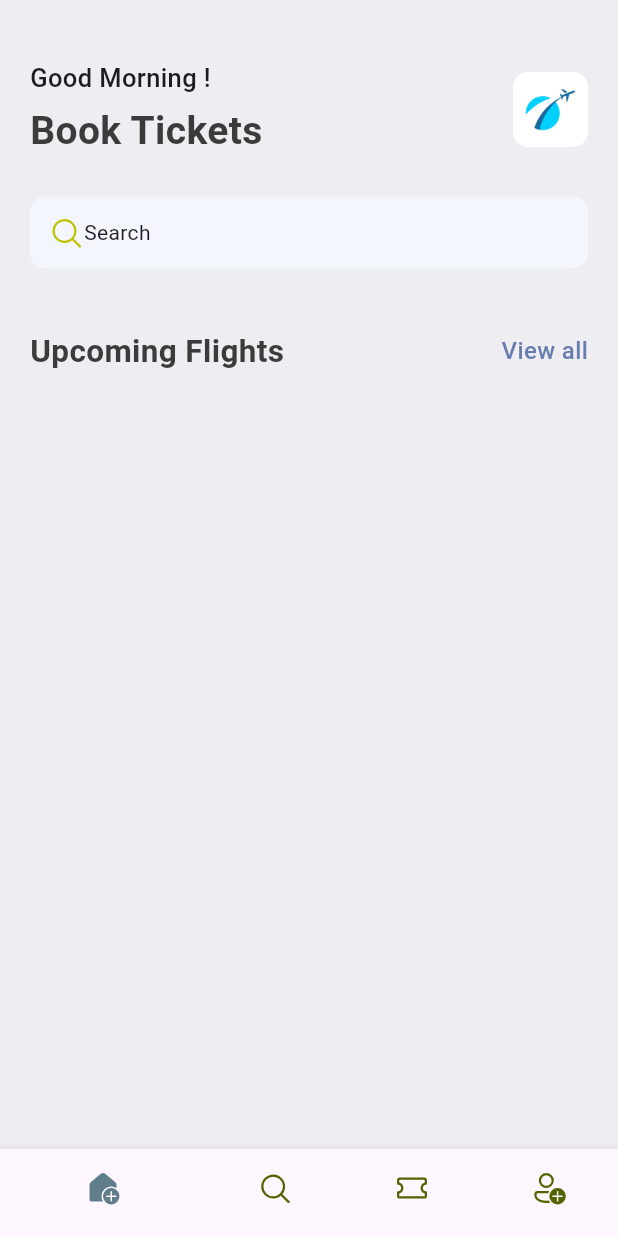
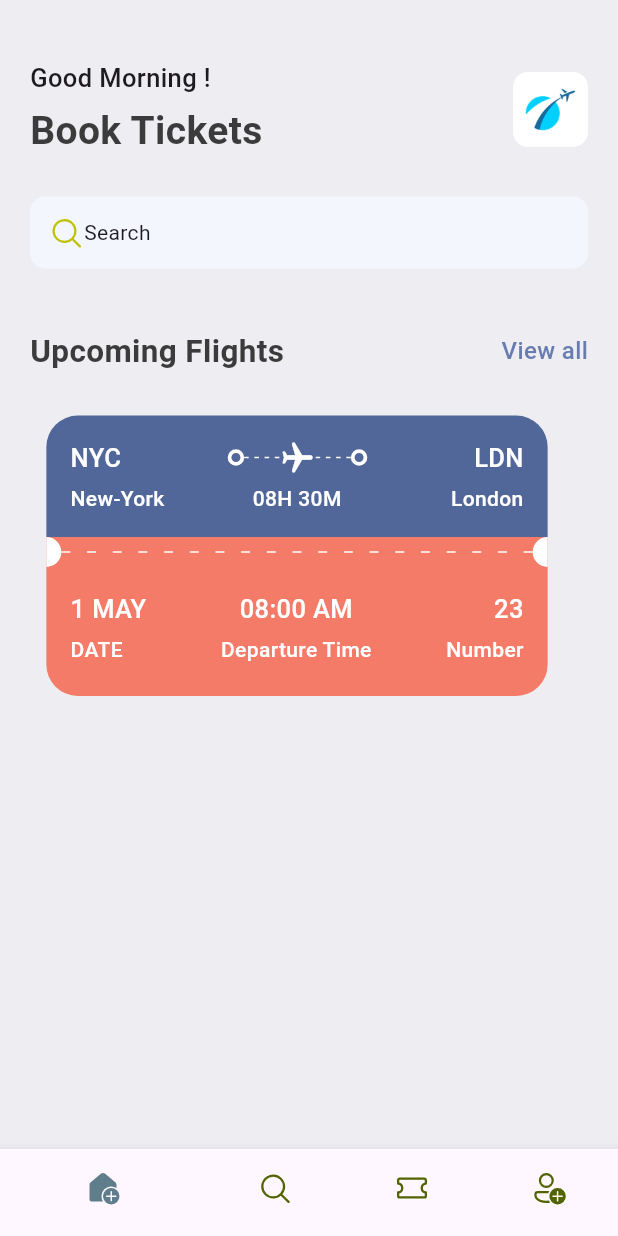
Before and after one commit to Thejandeera/ticket-app-tutorial, a Flutter app: the screen it shows after launch, on a phone screen of 412 x 824 dp. Run offline on Flutter 3.47's test engine with Material 3 defaults, Android fonts, the phone set to English and light mode, and no system bars; our stand-ins replace fluentui_icons.

Commit message:
finished ticket layout

```diff
--- a/lib/base/res/styles/app_styles.dart
+++ b/lib/base/res/styles/app_styles.dart
@@ -6,6 +6,8 @@ class AppStyles {
   static Color primaryColor = primary;
   static Color textColor = const Color(0xFF3b3b3b);
   static Color bgColor = Color(0xFFeeedf2);
+  static Color ticketBlue = const Color(0xFF526799);
+  static Color ticketOrange = const Color(0xFFF37B67);
 
   static TextStyle textStyle = TextStyle(
     fontSize: 16,
@@ -29,4 +31,9 @@ class AppStyles {
     fontSize: 17,
     fontWeight: FontWeight.w500,
   );
+
+  static TextStyle headlineStyle4 = TextStyle(
+    fontSize: 14,
+    fontWeight: FontWeight.w500,
+  );
 }
--- /dev/null
+++ b/lib/base/res/widgets/app_column_text_layout.dart
@@ -0,0 +1,27 @@
+import 'package:flutter/cupertino.dart';
+import 'package:ticket_app/base/res/widgets/text_style_fourth.dart';
+import 'package:ticket_app/base/res/widgets/text_style_third.dart';
+
+class AppColumnTextLayout extends StatelessWidget {
+  final String topText;
+  final String bottomText;
+  final CrossAxisAlignment alignment;
+  const AppColumnTextLayout({
+    super.key,
+    required this.topText,
+    required this.bottomText,
+    required this.alignment,
+  });
+
+  @override
+  Widget build(BuildContext context) {
+    return Column(
+      crossAxisAlignment: alignment,
+      children: [
+        TextStyleThird(text: topText),
+        SizedBox(height: 5),
+        TextStyleFourth(text: bottomText),
+      ],
+    );
+  }
+}
--- /dev/null
+++ b/lib/base/res/widgets/app_layoutbuilder_widget.dart
@@ -0,0 +1,31 @@
+import 'package:flutter/cupertino.dart';
+import 'package:flutter/material.dart';
+
+class AppLayoutbuilderWidget extends StatelessWidget {
+  final int randomDevidor;
+  final double width;
+  const AppLayoutbuilderWidget({super.key, required this.randomDevidor, this.width = 3});
+
+  @override
+  Widget build(BuildContext context) {
+    return LayoutBuilder(
+      builder: (BuildContext context, BoxConstraints constraints) {
+        // print("${(constraints.constrainWidth() / randomDevidor).floor()}");
+        return Flex(
+          direction: Axis.horizontal,
+          mainAxisAlignment: MainAxisAlignment.spaceBetween,
+          children: List.generate(
+            (constraints.constrainWidth() / randomDevidor).floor(),
+            (index) =>  SizedBox(
+              width: width,
+              height: 1,
+              child: DecoratedBox(
+                decoration: BoxDecoration(color: Colors.white),
+              ),
+            ),
+          ),
+        );
+      },
+    );
+  }
+}
--- /dev/null
+++ b/lib/base/res/widgets/big_circle.dart
@@ -0,0 +1,29 @@
+import 'package:flutter/cupertino.dart';
+import 'package:flutter/material.dart';
+
+class BigCircle extends StatelessWidget {
+  final bool isRight;
+  const BigCircle({super.key, required this.isRight});
+
+  @override
+  Widget build(BuildContext context) {
+    return SizedBox(
+      height: 20,
+      width: 10,
+      child: DecoratedBox(
+        decoration: BoxDecoration(
+          color: Colors.white,
+          borderRadius: isRight == true
+              ? BorderRadius.only(
+                  topLeft: Radius.circular(10),
+                  bottomLeft: Radius.circular(10),
+                )
+              : BorderRadius.only(
+                  topRight: Radius.circular(10),
+                  bottomRight: Radius.circular(10),
+                ),
+        ),
+      ),
+    );
+  }
+}
--- /dev/null
+++ b/lib/base/res/widgets/big_dot.dart
@@ -0,0 +1,17 @@
+import 'package:flutter/cupertino.dart';
+import 'package:flutter/material.dart';
+
+class BigDot extends StatelessWidget {
+  const BigDot({super.key});
+
+  @override
+  Widget build(BuildContext context) {
+    return Container(
+      padding: EdgeInsets.all(3),
+      decoration: BoxDecoration(
+        border: Border.all(width: 2.5, color: Colors.white),
+        borderRadius: BorderRadius.circular(20),
+      ),
+    );
+  }
+}
--- /dev/null
+++ b/lib/base/res/widgets/text_style_fourth.dart
@@ -0,0 +1,19 @@
+import 'package:flutter/cupertino.dart';
+import 'package:flutter/material.dart';
+
+import '../styles/app_styles.dart';
+
+class TextStyleFourth extends StatelessWidget {
+  final String text;
+  final TextAlign align;
+  const TextStyleFourth({super.key , required this.text, this.align = TextAlign.start});
+
+  @override
+  Widget build(BuildContext context) {
+    return Text(
+      text,
+      textAlign: align,
+      style: AppStyles.headlineStyle4.copyWith(color: Colors.white),
+    );
+  }
+}
--- /dev/null
+++ b/lib/base/res/widgets/text_style_third.dart
@@ -0,0 +1,17 @@
+import 'package:flutter/cupertino.dart';
+import 'package:flutter/material.dart';
+
+import '../styles/app_styles.dart';
+
+class TextStyleThird extends StatelessWidget {
+  final String text;
+  const TextStyleThird({super.key , required this.text});
+
+  @override
+  Widget build(BuildContext context) {
+    return Text(
+      text,
+      style: AppStyles.headlineStyle3.copyWith(color: Colors.white),
+    );
+  }
+}
--- /dev/null
+++ b/lib/base/res/widgets/ticket_view.dart
@@ -0,0 +1,146 @@
+import 'package:flutter/cupertino.dart';
+import 'package:flutter/material.dart';
+import 'package:ticket_app/base/res/styles/app_styles.dart';
+import 'package:ticket_app/base/res/widgets/app_column_text_layout.dart';
+import 'package:ticket_app/base/res/widgets/app_layoutbuilder_widget.dart';
+import 'package:ticket_app/base/res/widgets/big_circle.dart';
+import 'package:ticket_app/base/res/widgets/big_dot.dart';
+import 'package:ticket_app/base/res/widgets/text_style_fourth.dart';
+import 'package:ticket_app/base/res/widgets/text_style_third.dart';
+
+class TicketView extends StatelessWidget {
+  const TicketView({super.key});
+
+  @override
+  Widget build(BuildContext context) {
+    final size = MediaQuery.of(context).size;
+    return SizedBox(
+      width: size.width * 0.85,
+      height: 199,
+      child: Container(
+        margin: EdgeInsets.only(right: 16),
+        child: Column(
+          children: [
+            // blue part of the ticket
+            Container(
+              padding: EdgeInsets.all(16),
+              decoration: BoxDecoration(
+                color: AppStyles.ticketBlue,
+                borderRadius: BorderRadius.only(
+                  topLeft: Radius.circular(21),
+                  topRight: Radius.circular(21),
+                ),
+              ),
+              child: Column(
+                children: [
+                  //show departure and destination with icons
+                  Row(
+                    children: [
+                      TextStyleThird(text: "NYC"),
+                      Expanded(child: Container()),
+                      BigDot(),
+                      Expanded(
+                        child: Stack(
+                          children: [
+                            SizedBox(
+                              height: 24,
+                              child: AppLayoutbuilderWidget(randomDevidor: 6),
+                            ),
+                            Center(
+                              child: Transform.rotate(
+                                angle: 1.57,
+                                child: Icon(
+                                  Icons.local_airport_rounded,
+                                  color: Colors.white,
+                                ),
+                              ),
+                            ),
+                          ],
+                        ),
+                      ),
+                      BigDot(),
+                      Expanded(child: Container()),
+                      TextStyleThird(text: "LDN"),
+                    ],
+                  ),
+                  SizedBox(height: 5),
+                  // show names and time
+                  Row(
+                    children: [
+                      SizedBox(
+                        width: 100,
+                        child: TextStyleFourth(text: "New-York"),
+                      ),
+                      Expanded(child: Container()),
+                      TextStyleFourth(text: "08H 30M"),
+                      Expanded(child: Container()),
+                      SizedBox(
+                        width: 100,
+                        child: TextStyleFourth(
+                          text: "London",
+                          align: TextAlign.end,
+                        ),
+                      ),
+                    ],
+                  ),
+                ],
+              ),
+            ),
+            //circle of the ticket
+            Container(
+              color: AppStyles.ticketOrange,
+              child: Row(
+                children: [
+                  BigCircle(isRight: false),
+                  Expanded(
+                    child: AppLayoutbuilderWidget(randomDevidor: 16, width: 6),
+                  ),
+                  BigCircle(isRight: true),
+                ],
+              ),
+            ),
+            //orange part of the ticket
+            Container(
+              padding: EdgeInsets.all(16),
+              decoration: BoxDecoration(
+                color: AppStyles.ticketOrange,
+                borderRadius: BorderRadius.only(
+                  bottomLeft: Radius.circular(21),
+                  bottomRight: Radius.circular(21),
+                ),
+              ),
+              child: Column(
+                children: [
+                  //show departure and destination with icons
+                  Row(
+                    mainAxisAlignment: MainAxisAlignment.spaceBetween,
+                    children: [
+                      AppColumnTextLayout(
+                        topText: "1 MAY",
+                        bottomText: "DATE",
+                        alignment: CrossAxisAlignment.start,
+                      ),
+                      AppColumnTextLayout(
+                        topText: "08:00 AM",
+                        bottomText: "Departure Time",
+                        alignment: CrossAxisAlignment.center,
+                      ),
+                      AppColumnTextLayout(
+                        topText: "23",
+                        bottomText: "Number",
+                        alignment: CrossAxisAlignment.end,
+                      ),
+
+                    ],
+                  ),
+                  SizedBox(height: 5),
+
+                ],
+              ),
+            ),
+          ],
+        ),
+      ),
+    );
+  }
+}
--- a/lib/main.dart
+++ b/lib/main.dart
@@ -5,7 +5,6 @@ import 'base/bottom_nav_bar.dart';
 void main() {
   runApp(const MyApp());
 }
-
 class MyApp extends StatelessWidget {
   const MyApp({super.key});
 
--- a/lib/screens/home_screen.dart
+++ b/lib/screens/home_screen.dart
@@ -3,6 +3,7 @@ import 'package:flutter/cupertino.dart';
 import 'package:flutter/material.dart';
 import 'package:ticket_app/base/res/media.dart';
 import 'package:ticket_app/base/res/widgets/app_double_text.dart';
+import 'package:ticket_app/base/res/widgets/ticket_view.dart';
 
 import '../base/res/styles/app_styles.dart';
 
@@ -60,6 +61,8 @@ class HomeScreen extends StatelessWidget {
                 ),
                 const SizedBox(height: 40),
                 AppDoubleText(bigText: 'Upcoming Flights', smallText: 'View all',),
+                const SizedBox(height: 28,),
+                TicketView()
               ],
             ),
           ),
```
